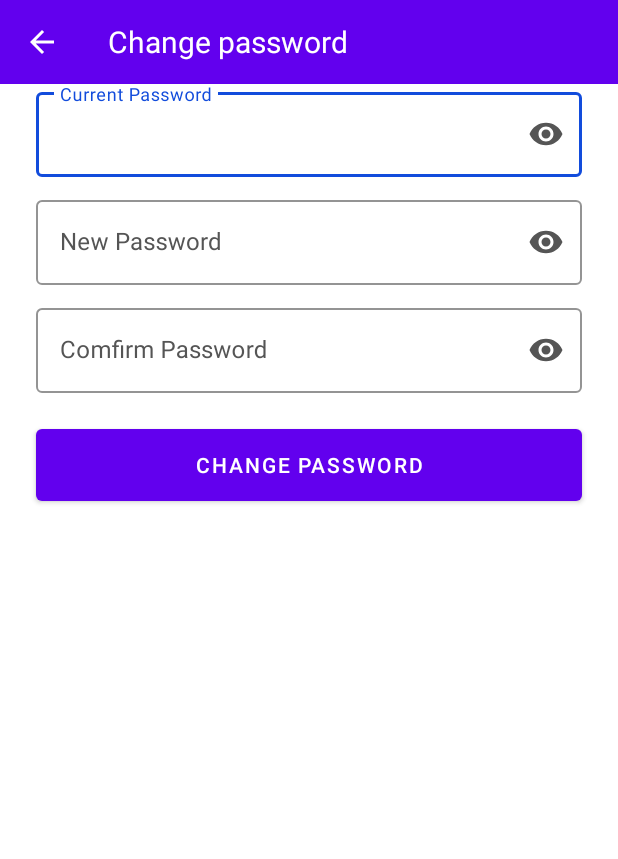
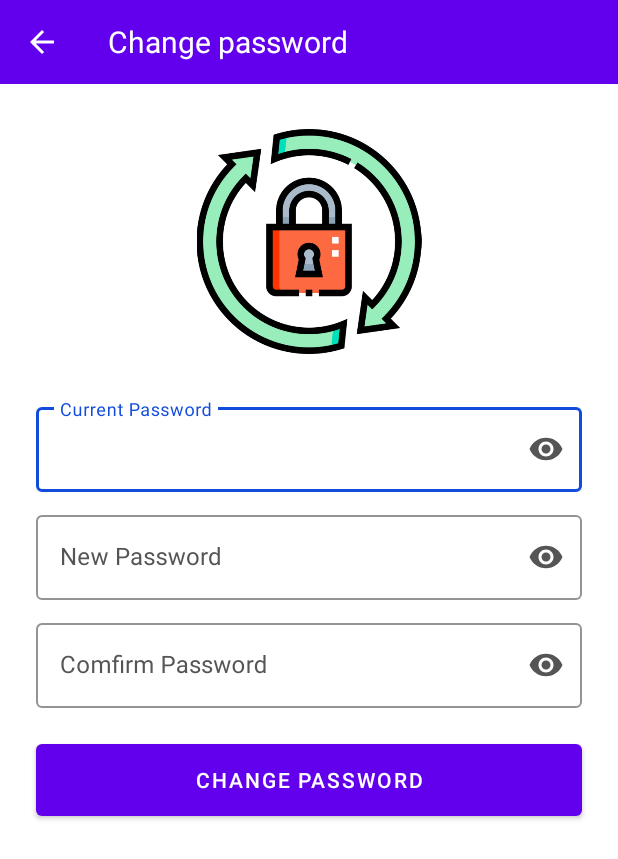
Before and after one commit to athenaabcxyz/Cooking-Assistant-App, an Android app: the ChangePasswordActivity screen opened directly, with no data from a screen before it, on a phone screen of 412 x 824 dp. Shown: the top 859 px of the screen. Run offline under Robolectric (Android 15) with nearby library versions, the phone set to English and light mode, and no system bars; our stand-ins replace Firebase (no records; nobody signed in at launch, a user with empty details on screens opened directly).

Commit message:
image-change-password

```diff
--- a/CookingRecipesManager/app/src/main/res/layout/activity_change_password.xml
+++ b/CookingRecipesManager/app/src/main/res/layout/activity_change_password.xml
@@ -39,8 +39,18 @@
         android:orientation="vertical"
         android:layout_weight="1"
         android:layout_marginLeft="16dp"
-        android:layout_marginRight="16dp">
+        android:layout_marginRight="16dp"
+        >
+        <ImageView
+            android:layout_width="wrap_content"
+            android:layout_height="150dp"
+            android:src="@drawable/icon_change_pass"
+            android:layout_gravity="center"
+            android:layout_marginTop="30dp"
+            android:layout_marginBottom="30dp"
+            >
 
+        </ImageView>
         <com.google.android.material.textfield.TextInputLayout
             android:id="@+id/textPasswordCurrent"
             android:layout_width="match_parent"
```
Also changed, not shown: CookingRecipesManager/app/src/main/res/drawable/icon_change_pass.png (added).
